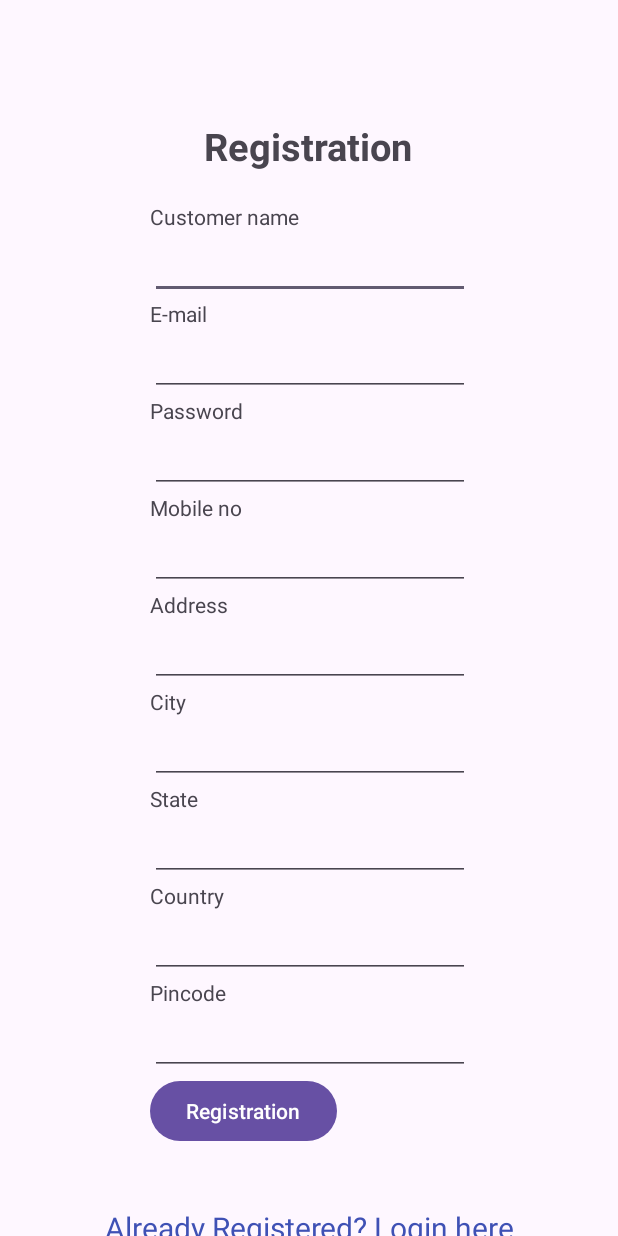
After one commit to farmansunasara/Sentiment-Based-Rating-System, an Android app: the Register screen opened directly, with no data from a screen before it, on a phone screen of 412 x 824 dp. The commit adds this screen. Run offline under Robolectric (Android 15) with nearby library versions, the phone set to English and light mode, and no system bars.

Commit message:
register page add

```diff
--- a/app/src/main/AndroidManifest.xml
+++ b/app/src/main/AndroidManifest.xml
@@ -13,6 +13,9 @@
         android:theme="@style/Theme.MyApplication"
         tools:targetApi="31">
         <activity
+            android:name=".Register"
+            android:exported="false" />
+        <activity
             android:name=".MainActivity"
             android:exported="true">
             <intent-filter>
--- a/app/src/main/java/com/example/myapplication/MainActivity.java
+++ b/app/src/main/java/com/example/myapplication/MainActivity.java
@@ -3,12 +3,30 @@ package com.example.myapplication;
 import androidx.appcompat.app.AppCompatActivity;
 
 import android.os.Bundle;
-
+import android.widget.TextView;
+import androidx.appcompat.app.AppCompatActivity;
+import android.os.Bundle;
+import android.content.Intent;
+import android.text.method.LinkMovementMethod;
+import android.view.View;
+import android.widget.TextView;
 public class MainActivity extends AppCompatActivity {
 
     @Override
     protected void onCreate(Bundle savedInstanceState) {
         super.onCreate(savedInstanceState);
         setContentView(R.layout.activity_main);
+
+        TextView register = (TextView) findViewById(R.id.lnkregister);
+        register.setMovementMethod(LinkMovementMethod.getInstance());
+        register.setOnClickListener(new View.OnClickListener() {
+            @Override
+            public void onClick(View v) {
+                Intent intent = new Intent(MainActivity.this, Register.class);
+                startActivity(intent);
+            }
+        });
+
+
     }
 }
--- /dev/null
+++ b/app/src/main/java/com/example/myapplication/Register.java
@@ -0,0 +1,14 @@
+    package com.example.myapplication;
+
+import androidx.appcompat.app.AppCompatActivity;
+
+import android.os.Bundle;
+
+public class Register extends AppCompatActivity {
+
+    @Override
+    protected void onCreate(Bundle savedInstanceState) {
+        super.onCreate(savedInstanceState);
+        setContentView(R.layout.activity_register);
+    }
+}
--- a/app/src/main/res/layout/activity_main.xml
+++ b/app/src/main/res/layout/activity_main.xml
@@ -23,7 +23,7 @@
             android:padding="28dp">
 
             <ImageView
-                android:layout_width="480dp"
+                android:layout_width="match_parent"
                 android:layout_height="271dp"
                 android:adjustViewBounds="true"
                 android:cropToPadding="true"
@@ -85,7 +85,7 @@
                 android:layout_width="wrap_content"
                 android:layout_height="wrap_content"
                 android:alpha="0.7"
-                android:text="Password"
+                android:text="@string/pwd"
                 android:textSize="16sp"
                 android:textStyle="bold" />
 
@@ -121,20 +121,19 @@
                 android:layout_height="10dp"/>
 
 
-            <com.google.android.material.button.MaterialButton
-                android:layout_width="match_parent"
-                android:layout_height="60dp"
-                android:text="LOGIN"
-                android:textColor="@color/white"
-                android:textSize="20sp"
-                android:textStyle="bold"
-                app:cornerRadius="30dp"
-                />
                 <ScrollView
                     android:layout_width="match_parent"
                     android:layout_height="match_parent"/>
+            <Button
+                android:id="@+id/loginbtn"
+                android:layout_width="match_parent"
+                android:layout_height="wrap_content"
+                android:backgroundTint="@color/my_secondary"
+
+                android:text="Login" />
 
             <TextView
+                android:id="@+id/lnkregister"
                 android:layout_width="wrap_content"
                 android:layout_height="100dp"
                 android:layout_gravity="center"
@@ -142,6 +141,8 @@
                 android:padding="30dp"
                 android:text="Don't have any account ? Ragister here " />
 
+
+
         </LinearLayout>
     </androidx.cardview.widget.CardView>
 
--- /dev/null
+++ b/app/src/main/res/layout/activity_register.xml
@@ -0,0 +1,164 @@
+<?xml version="1.0" encoding="utf-8"?>
+<LinearLayout xmlns:android="http://schemas.android.com/apk/res/android"
+    android:orientation="vertical" android:layout_width="match_parent"
+    android:layout_height="match_parent">
+    <TextView
+        android:id="@+id/loginscrn"
+        android:layout_width="202dp"
+        android:layout_height="wrap_content"
+        android:layout_gravity="center"
+        android:layout_marginTop="80dp"
+        android:text="@string/title"
+        android:textAlignment="center"
+        android:textSize="25dp"
+        android:textStyle="bold" />
+    <TextView
+        android:id="@+id/fstTxt"
+        android:layout_width="wrap_content"
+        android:layout_height="wrap_content"
+        android:layout_marginLeft="100dp"
+        android:layout_marginTop="20dp"
+        android:text="@string/custname"/>
+    <EditText
+        android:id="@+id/txtName"
+        android:layout_width="wrap_content"
+        android:layout_height="wrap_content"
+        android:layout_marginLeft="100dp"
+        android:ems="10"/>
+    <TextView
+        android:id="@+id/secTxt"
+        android:layout_width="wrap_content"
+        android:layout_height="wrap_content"
+        android:text="@string/email"
+        android:layout_marginLeft="100dp" />
+    <EditText
+        android:id="@+id/txtEmail"
+        android:layout_width="wrap_content"
+        android:layout_height="wrap_content"
+        android:layout_marginLeft="100dp"
+        android:ems="10" />
+    <TextView
+        android:id="@+id/thirdTxt"
+        android:layout_width="wrap_content"
+        android:layout_height="wrap_content"
+        android:text="@string/pwd"
+        android:layout_marginLeft="100dp" />
+    <EditText
+        android:id="@+id/txtPwd"
+        android:layout_width="wrap_content"
+        android:layout_height="wrap_content"
+        android:layout_marginLeft="100dp"
+        android:inputType="textPassword"
+        android:ems="10" />
+
+
+
+    ....
+    <TextView
+        android:id="@+id/fourth"
+        android:layout_width="wrap_content"
+        android:layout_height="wrap_content"
+        android:text="@string/mob"
+        android:layout_marginLeft="100dp" />
+    <EditText
+        android:id="@+id/txtmobile"
+        android:layout_width="wrap_content"
+        android:layout_height="wrap_content"
+        android:layout_marginLeft="100dp"
+        android:inputType="phone"
+        android:ems="10" />
+
+
+
+
+    <TextView
+        android:id="@+id/fifth"
+        android:layout_width="wrap_content"
+        android:layout_height="wrap_content"
+        android:text="@string/add"
+        android:layout_marginLeft="100dp" />
+    <EditText
+        android:id="@+id/txtAddress"
+        android:layout_width="wrap_content"
+        android:layout_height="wrap_content"
+        android:layout_marginLeft="100dp"
+        android:inputType="textLongMessage"
+        android:ems="10" />
+
+
+    <TextView
+        android:id="@+id/sixth"
+        android:layout_width="wrap_content"
+        android:layout_height="wrap_content"
+        android:text="@string/city"
+        android:layout_marginLeft="100dp" />
+    <EditText
+        android:id="@+id/txtcity"
+        android:layout_width="wrap_content"
+        android:layout_height="wrap_content"
+        android:layout_marginLeft="100dp"
+        android:inputType="text"
+        android:ems="10" />
+
+
+    <TextView
+        android:id="@+id/seventh"
+        android:layout_width="wrap_content"
+        android:layout_height="wrap_content"
+        android:text="@string/state"
+        android:layout_marginLeft="100dp" />
+    <EditText
+        android:id="@+id/txtstate"
+        android:layout_width="wrap_content"
+        android:layout_height="wrap_content"
+        android:layout_marginLeft="100dp"
+        android:inputType="text"
+        android:ems="10" />
+
+
+    <TextView
+        android:id="@+id/eight"
+        android:layout_width="wrap_content"
+        android:layout_height="wrap_content"
+        android:text="@string/country"
+        android:layout_marginLeft="100dp" />
+    <EditText
+        android:id="@+id/txt"
+        android:layout_width="wrap_content"
+        android:layout_height="wrap_content"
+        android:layout_marginLeft="100dp"
+        android:inputType="text"
+        android:ems="10" />
+
+
+    <TextView
+        android:id="@+id/nine"
+        android:layout_width="wrap_content"
+        android:layout_height="wrap_content"
+        android:text="@string/pincode"
+        android:layout_marginLeft="100dp" />
+    <EditText
+        android:id="@+id/txtpincode"
+        android:layout_width="wrap_content"
+        android:layout_height="wrap_content"
+        android:layout_marginLeft="100dp"
+        android:inputType="numberSigned"
+        android:ems="10" />
+    ...
+    <Button
+        android:id="@+id/btnLogin"
+        android:layout_width="wrap_content"
+        android:layout_height="wrap_content"
+        android:layout_marginLeft="100dp"
+        android:text="@string/title" />
+
+    <TextView android:id="@+id/lnkLogin"
+        android:layout_width="match_parent"
+        android:layout_height="wrap_content"
+        android:layout_marginTop="40dp"
+        android:text="Already Registered? Login here"
+        android:gravity="center"
+        android:textSize="20dp"
+        android:textColor="#3F51B5"
+        android:onClick="test"/>
+</LinearLayout>
--- a/app/src/main/res/values/strings.xml
+++ b/app/src/main/res/values/strings.xml
@@ -6,4 +6,27 @@
     <string name="profile_image">profile</string>
     <string name="farmanprofile_image">profile image</string>
     <string name="registerlink">Dont have any account ? Register here</string>
+    <string name="title">Registration</string>
+    <string name="custname">Customer name</string>
+    <string name="email">E-mail</string>
+    <string name="pwd">Password</string>
+    <string name="mob">Mobile no</string>
+    <string name="add">Address</string>
+    <string name="city">City</string>
+    <string name="state">State</string>
+    <string name="country">Country</string>
+    <string name="pincode">Pincode</string>
+
+
+
+
+
+
+
+
+
+
+
+
+
 </resources>
```
